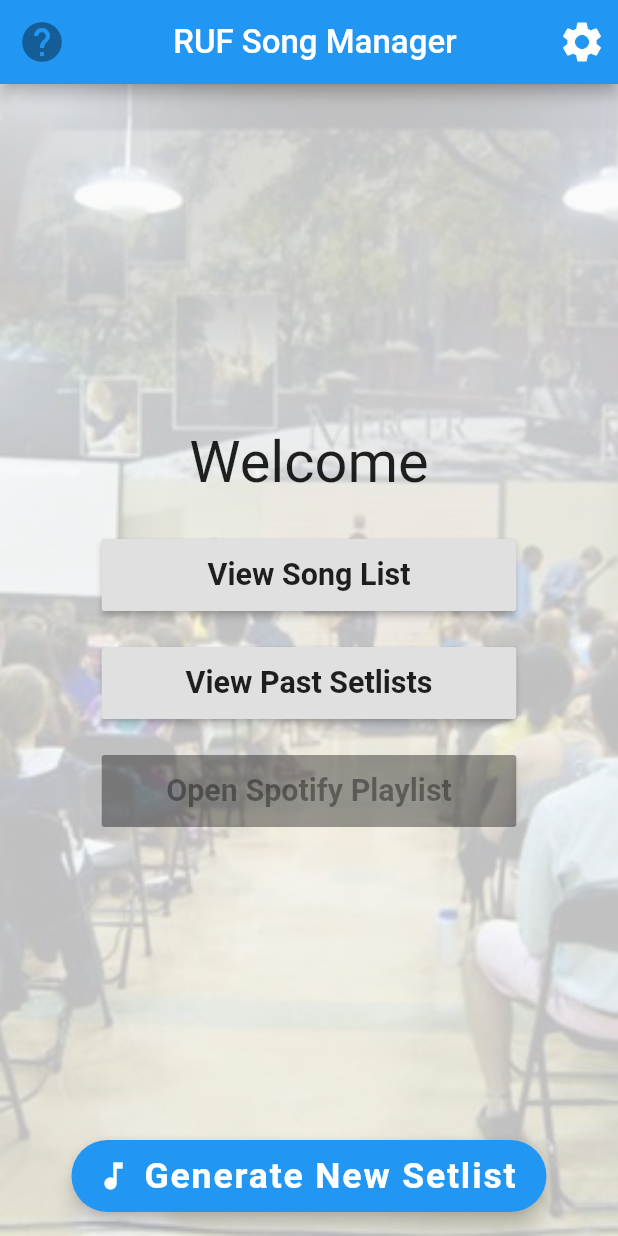
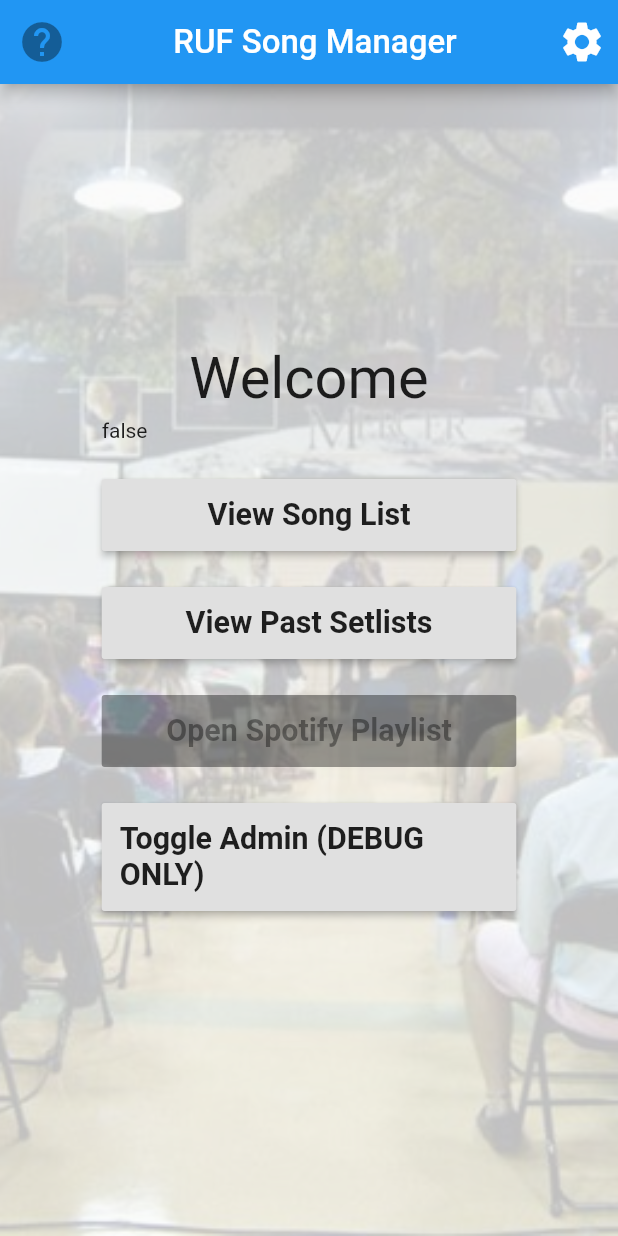
Before and after one commit to tim-oh-thee-97/ruf_song_manager, a Flutter app: the screen it shows after launch, on a phone screen of 412 x 824 dp. Run offline on Flutter 3.47's test engine with Material 2 defaults, Android fonts, the phone set to English and light mode, and no system bars; our stand-ins replace cloud_firestore, flutter_secure_storage, shared_preferences; accounts and stored records are empty.

Commit message:
Added functionality for checking settings and admin mode
Remaining development needs are found in the TODOs.

```diff
--- a/lib/landing_page.dart
+++ b/lib/landing_page.dart
@@ -1,5 +1,7 @@
 //Package imports
-import "package:flutter/material.dart";
+import 'package:flutter/material.dart';
+import 'package:flutter_secure_storage/flutter_secure_storage.dart';
+import 'package:shared_preferences/shared_preferences.dart';
 
 //File imports
 import 'settings_page.dart';
@@ -8,22 +10,61 @@ import 'view_setlists.dart';
 import 'generate_setlist.dart';
 
 class LandingPage extends StatefulWidget{
-  LandingPage({Key key, this.admin}) : super(key: key);
-
-  final bool admin;
+  LandingPage({Key key}) : super(key: key);
 
   @override
   _LandingPageState createState() => _LandingPageState();
 }
 
 class _LandingPageState extends State<LandingPage>{
+  final String _setlistLengthKey = 'setlist_length';
+  final String _wksBeforeReuseKey = 'wks_before_reuse';
+  final String _spotifyURLKey = 'spotify_url';
+  final String _adminKey = 'are_you_admin';
+
+  int _setlistLength;
+  final int _defaultSetlistLength = 4;
+  final int _defaultWksBeforeReuse = 4;
+  final String _defaultSpotifyURL = "https://open.spotify.com/playlist/6oV0zvl4hQ0Sy7EJrqWpjp";
+  bool _appAdminMode = false;
+
   final String title = "RUF Song Manager";
-  final String _adminKey = "admin_mode";
   final double _pad = 12;
 
   @override
   void initState(){
     super.initState();
+    _getMode().then((result){
+      setState((){
+        _appAdminMode = result;
+      });
+    });
+    _setDefaultsIfNull().then((result){
+      if(result != null)
+        _setlistLength = result;
+      else
+        _setlistLength = _defaultSetlistLength;
+    });
+  }
+
+  Future<int> _setDefaultsIfNull() async{
+    SharedPreferences prefs = await SharedPreferences.getInstance();
+    if(prefs.getInt(_setlistLengthKey) == null)
+      prefs.setInt(_setlistLengthKey, _defaultSetlistLength);
+    if(prefs.getInt(_wksBeforeReuseKey) == null)
+      prefs.setInt(_wksBeforeReuseKey, _defaultWksBeforeReuse);
+    if(prefs.getString(_spotifyURLKey) == null)
+      prefs.setString(_spotifyURLKey, _defaultSpotifyURL);
+    return prefs.getInt(_setlistLengthKey);
+  }
+
+  Future<bool> _getMode() async{
+    final FlutterSecureStorage storage = FlutterSecureStorage();
+    String _admin = await storage.read(key: _adminKey) ?? "false";
+    if(_admin == "true")
+      return true;
+    else
+      return false;
   }
 
   @override
@@ -41,7 +82,7 @@ class _LandingPageState extends State<LandingPage>{
           IconButton(
             icon: Icon(Icons.settings),
             iconSize: 32,
-            onPressed: () => _navToPage(Settings(admin: widget.admin,)),
+            onPressed: () => _navToPage(Settings(admin: _appAdminMode,)),
           ),
         ],
       ),
@@ -77,12 +118,15 @@ class _LandingPageState extends State<LandingPage>{
                   child: Text("Welcome", textScaleFactor: 2.75,),
                 ),
 
+                //TODO: Remove this
+                Text(_appAdminMode.toString()),
+
                 SizedBox(height: 2.05*_pad,),
 
                 RaisedButton(
                   padding: EdgeInsets.all(_pad),
                   child: buttonText("View Song List"),
-                  onPressed: () => _navToPage(SongList(admin: widget.admin,)),
+                  onPressed: () => _navToPage(SongList(admin: _appAdminMode,)),
                 ),
 
                 SizedBox(height: 2*_pad,),
@@ -90,7 +134,7 @@ class _LandingPageState extends State<LandingPage>{
                 RaisedButton(
                   padding: EdgeInsets.all(_pad),
                   child: buttonText("View Past Setlists"),
-                  onPressed: () => _navToPage(ViewSetlists(admin: widget.admin,)),
+                  onPressed: () => _navToPage(ViewSetlists(admin: _appAdminMode,)),
                 ),
 
                 SizedBox(height: 2*_pad,),
@@ -103,13 +147,29 @@ class _LandingPageState extends State<LandingPage>{
                   onPressed: null,
                 ),
 
+                SizedBox(height: 2*_pad,),
+
+                //TODO: Remove this
+                RaisedButton(
+                  padding: EdgeInsets.all(_pad),
+                  child: buttonText("Toggle Admin (DEBUG ONLY)"),
+                  onPressed: () async{
+                    final FlutterSecureStorage storage = FlutterSecureStorage();
+                    if(_appAdminMode)
+                      await storage.write(key: _adminKey, value: "false");
+                    else
+                      await storage.write(key: _adminKey, value: "true");
+                    Navigator.pushReplacement(context, MaterialPageRoute(builder: (context) => widget));
+                  },
+                ),
+
                 SizedBox(height: 4*_pad,),
               ],
             ),
           ),
         ),
       ),
-      floatingActionButton: widget.admin? FloatingActionButton.extended(
+      floatingActionButton: _appAdminMode ? FloatingActionButton.extended(
         icon: Icon(Icons.music_note),
         label: Text("Generate New Setlist",
           textScaleFactor: 1.7,
@@ -119,8 +179,7 @@ class _LandingPageState extends State<LandingPage>{
         ),
         heroTag: null,
         tooltip: "New Setlist",
-        //TODO: implement onPressed: nav to generate setlist
-        onPressed: null,
+        onPressed: () => _navToPage(GenerateSetlist(admin: _appAdminMode, setlistLength: _setlistLength,)),
       ) : null,
       floatingActionButtonLocation: FloatingActionButtonLocation.centerFloat,
     );
--- a/lib/main.dart
+++ b/lib/main.dart
@@ -1,6 +1,10 @@
+//Package imports
 import 'package:flutter/material.dart';
+import 'package:shared_preferences/shared_preferences.dart';
+import 'package:flutter_secure_storage/flutter_secure_storage.dart';
+
+//File imports
 import 'landing_page.dart';
-import 'settings_page.dart';
 
 void main() => runApp(MyApp());
 
@@ -37,10 +41,9 @@ class MyHomePage extends StatefulWidget {
 }
 
 class _MyHomePageState extends State<MyHomePage> {
-  //TODO: Implement initState that checks for admin mode
 
   @override
   Widget build(BuildContext context) {
-    return LandingPage(admin: true);
+    return LandingPage();
   }
 }
```
Also changed, not shown: lib/generate_setlist.dart (+38 -8 lines), lib/settings_page.dart (+41 -16 lines), lib/view_setlists.dart (+48 -2 lines).
